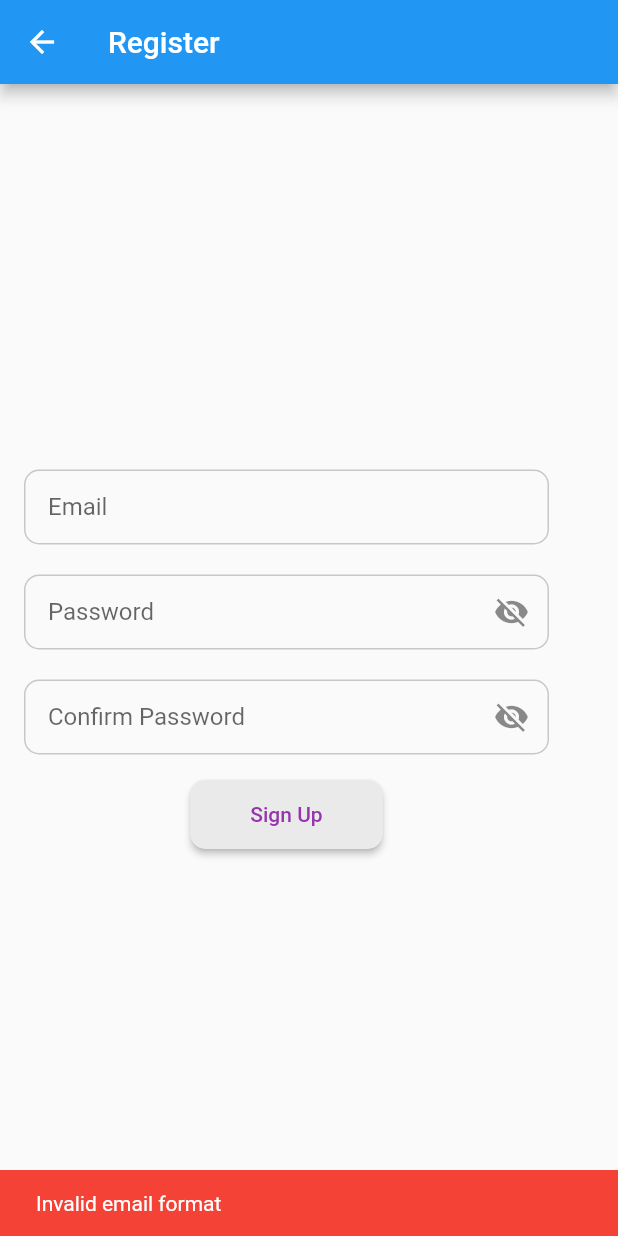
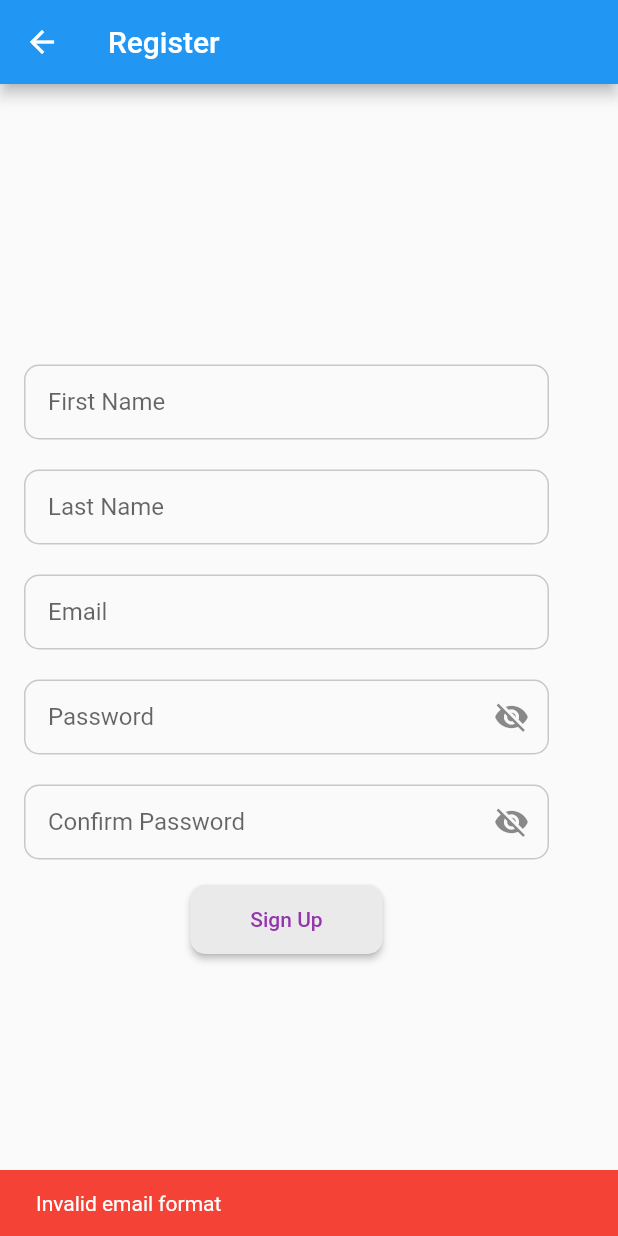
Before and after one commit to George535220173/UAS_E-MONEY, a Flutter app: the RegisterPage screen opened directly, after a tap on "Sign Up", on a phone screen of 412 x 824 dp. Run offline on Flutter 3.47's test engine with Material 2 defaults, Android fonts, the phone set to English and light mode, and no system bars; our stand-ins replace cloud_firestore, firebase_auth, firebase_core; accounts and stored records are empty; network calls fail.

Commit message:
tambah kotak nama depan dan belakang di firestore register

```diff
--- a/lib/registerlogin/register.dart
+++ b/lib/registerlogin/register.dart
@@ -12,6 +12,9 @@ class _RegisterPageState extends State<RegisterPage> {
   TextEditingController emailController = TextEditingController();
   TextEditingController passwordController = TextEditingController();
   TextEditingController confirmPasswordController = TextEditingController();
+  TextEditingController firstNameController = TextEditingController();
+  TextEditingController lastNameController = TextEditingController();
+
   bool isPasswordVisible = false;
   bool isConfirmPasswordVisible = false;
 
@@ -21,11 +24,52 @@ class _RegisterPageState extends State<RegisterPage> {
       appBar: AppBar(
         title: Text('Register'),
       ),
+      resizeToAvoidBottomInset: false,
       body: Padding(
         padding: const EdgeInsets.all(16.0),
         child: Column(
           mainAxisAlignment: MainAxisAlignment.center,
           children: [
+            // Box First Name
+            Container(
+              width: 350,
+              decoration: BoxDecoration(
+                border: Border.all(
+                  color: const Color.fromARGB(255, 0, 0, 0).withOpacity(0.2),
+                ),
+                borderRadius: BorderRadius.circular(10.0),
+              ),
+              child: TextField(
+                controller: firstNameController,
+                decoration: InputDecoration(
+                  labelText: 'First Name',
+                  border: InputBorder.none,
+                  contentPadding: EdgeInsets.symmetric(horizontal: 15.0),
+                ),
+              ),
+            ),
+            SizedBox(height: 20),
+
+// Box Last Name
+            Container(
+              width: 350,
+              decoration: BoxDecoration(
+                border: Border.all(
+                  color: const Color.fromARGB(255, 0, 0, 0).withOpacity(0.2),
+                ),
+                borderRadius: BorderRadius.circular(10.0),
+              ),
+              child: TextField(
+                controller: lastNameController,
+                decoration: InputDecoration(
+                  labelText: 'Last Name',
+                  border: InputBorder.none,
+                  contentPadding: EdgeInsets.symmetric(horizontal: 15.0),
+                ),
+              ),
+            ),
+            SizedBox(height: 20),
+
             // Box Email
             Container(
               width: 350,
@@ -143,7 +187,9 @@ class _RegisterPageState extends State<RegisterPage> {
                         .collection('users')
                         .doc(uid)
                         .set({
-                      'pin' : '',
+                      'firstName': firstNameController.text,
+                      'lastName': lastNameController.text,
+                      'pin': '',
                       'balance': 0,
                     });
 
```
